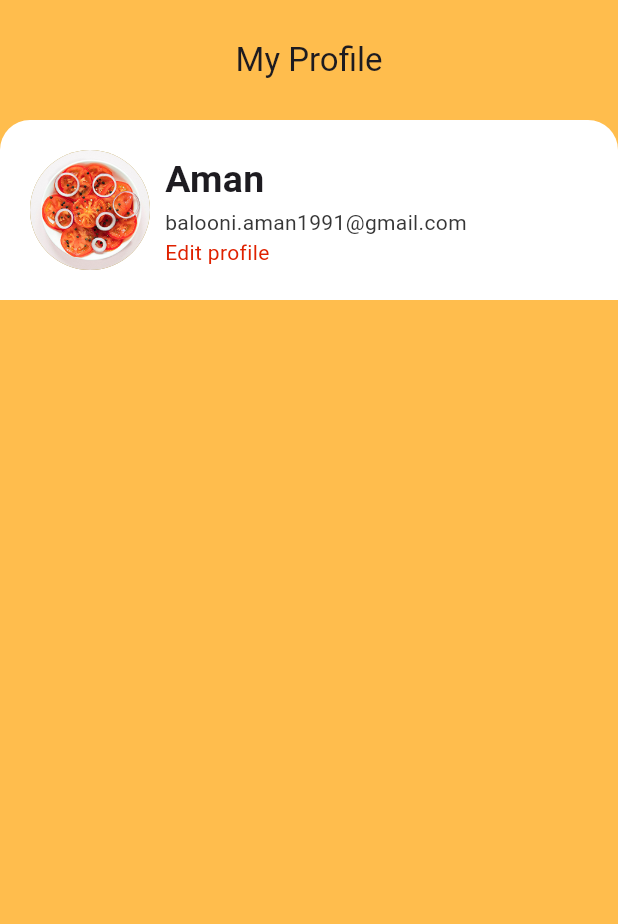
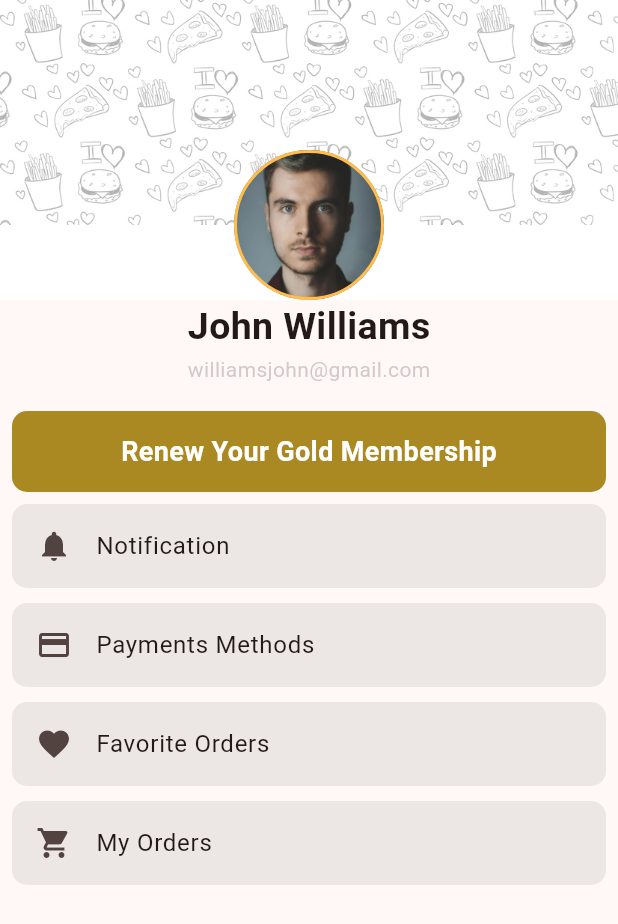
Before and after one commit to amanbalooni/fitbites, a Flutter app: the ProfileScreen screen opened directly, on a phone screen of 412 x 824 dp. Shown: the top 924 px of the screen. Run offline on Flutter 3.47's test engine with Material 3 defaults, Android fonts, the light colour scheme and no system bars; our stand-ins replace carousel_slider, dots_indicator, fluentui_icons.

Commit message:
Profile Page

```diff
--- a/lib/main.dart
+++ b/lib/main.dart
@@ -5,6 +5,7 @@ import 'package:fitbites/screens/password_screens/confirmpassword_screen.dart';
 import 'package:fitbites/screens/password_screens/forgetpassword_screen.dart';
 import 'package:fitbites/screens/signup_screen.dart';
 import 'package:fitbites/screens/welcome_screen.dart';
+import 'package:fitbites/theme/colors.dart';
 import 'package:flutter/material.dart';
 
 void main() {
@@ -21,7 +22,7 @@ class MyApp extends StatelessWidget {
       title: 'Fitbites',
       debugShowCheckedModeBanner: false,
       theme: ThemeData(
-        colorScheme: ColorScheme.fromSeed(seedColor: Colors.deepPurple),
+        colorScheme: ColorScheme.fromSeed(seedColor: ThemeColors.redColor),
         useMaterial3: true,
       ),
       home: const WelcomeScreen(),
--- a/lib/screens/bottomnavigatiobar/bottom_navigationbar.dart
+++ b/lib/screens/bottomnavigatiobar/bottom_navigationbar.dart
@@ -20,7 +20,7 @@ class _BottomNavigationWidgetState extends State<BottomNavigationWidget> {
   List pages = [
     const HomeScreen(),
     const WishListScreen(),
-    const ShoppingCartScreen(),
+    ShoppingCartScreen(),
     const ProfileScreen(),
   ];
   int currentIndex = 0;
--- a/lib/screens/main-screens/home_page/home_screen.dart
+++ b/lib/screens/main-screens/home_page/home_screen.dart
@@ -40,6 +40,9 @@ class _HomeScreenState extends State<HomeScreen> {
               decoration: BoxDecoration(
                 color: const Color(0xffDF2100),
                 borderRadius: BorderRadius.circular(40),
+                  image: DecorationImage(
+                      image: AssetImage('assets/images/profile-pic.webp'),
+                      fit: BoxFit.cover),
               ),
             )
           ],
--- a/lib/screens/main-screens/profile_screen.dart
+++ b/lib/screens/main-screens/profile_screen.dart
@@ -1,7 +1,7 @@
+
 import 'package:fitbites/theme/colors.dart';
 import 'package:flutter/cupertino.dart';
 import 'package:flutter/material.dart';
-
 import '../../theme/para_text.dart';
 import '../../theme/title_text.dart';
 
@@ -11,62 +11,120 @@ class ProfileScreen extends StatelessWidget {
   @override
   Widget build(BuildContext context) {
     return Scaffold(
-      backgroundColor: ThemeColors.yellowColor,
-      body: CustomScrollView(
-        slivers: [
-          const SliverAppBar(
-            automaticallyImplyLeading: false,
-            toolbarHeight: 80,
-            title: Row(
-              mainAxisAlignment: MainAxisAlignment.center,
+        body: Column(
       children: [
-                Text("My Profile"),
+        SizedBox(height: 200, child: _buildCustomStackWidget()),
+        TitleText(text: 'John Williams', size: 18),
+        ParaText(
+            text: "williamsjohn@gmail.com",
+            size: 14,
+            color: Colors.grey.withOpacity(0.5)),
+        const SizedBox(
+          height: 10,
+        ),
+        SizedBox(
+            width: double.infinity,
+            height: 70,
+            child: _buildMembershipWidget()),
+        Expanded(child: _buildStacksRow(),)
       ],
-            ),
-            pinned: true,
-            backgroundColor: ThemeColors.yellowColor,
-          ),
-          SliverToBoxAdapter(
-              child: Container(
-                  padding: const EdgeInsets.all(20),
-                  decoration: const BoxDecoration(
-                    color: Colors.white,
-                    borderRadius: BorderRadius.only(
-                        topLeft: Radius.circular(20),
-                        topRight: Radius.circular(20)),
-                  ),
-                  child: Column(
-                    children: [
-                      Row(
+    ));
+  }
+}
+
+Widget _buildCustomStackWidget() {
+  return Stack(
     children: [
       Container(
-                            width:80,
-                            height: 80,
+        color: Colors.white,
+      ),
+      Opacity(
+        opacity: 0.3,
+        child: Container(
+          height: 150,
+          decoration: const BoxDecoration(
+            image: DecorationImage(
+                image: AssetImage('assets/images/fast-food-pattern.jpg'),
+                fit: BoxFit.cover),
+          ),
+        ),
+      ),
+      Align(
+        alignment: Alignment.bottomCenter,
+        child: Container(
+          width: 100,
+          height: 100,
+          decoration: BoxDecoration(
+              borderRadius: BorderRadius.circular(100),
+              color: Colors.grey,
+              border: Border.all(width: 2, color: ThemeColors.yellowColor),
+              image: DecorationImage(
+                  image: AssetImage('assets/images/profile-pic.webp'),
+                  fit: BoxFit.cover)),
+        ),
+      )
+    ],
+  );
+}
+
+Widget _buildMembershipWidget() {
+  return Padding(
+    padding: const EdgeInsets.all(8.0),
+    child: Container(
       decoration: BoxDecoration(
         color: ThemeColors.goldColor,
-                              borderRadius: BorderRadius.circular(50),
-                              image: const DecorationImage(image: AssetImage("assets/images/plate-8.jpg"))
+        borderRadius: BorderRadius.circular(10),
       ),
-                          ),
-                          SizedBox(width: 10,),
-                          Column(
-                            crossAxisAlignment: CrossAxisAlignment.start,
-                            children: [
-                              TitleText(
-                                text: 'Aman',
-                                size: 25,
-                              ),
-                              ParaText(text: 'balooni.aman1991@gmail.com', size: 16, color: ThemeColors.paraColor,),
-                              ParaText(text: 'Edit profile', size: 16, color: ThemeColors.redColor,),
-                            ],
-                          ),
-                        ],
-                      ),
-
-                    ],
-                  ))),
-        ],
+      child: const Align(
+          alignment: Alignment.center,
+          child: Text(
+            'Renew Your Gold Membership',
+            style: TextStyle(
+                fontSize: 18, fontWeight: FontWeight.bold, color: Colors.white),
+          )),
     ),
   );
 }
+
+Widget _buildStacksRow() {
+  List<String> list = [
+    "Notification",
+    "Payments Methods",
+    "Favorite Orders",
+    "My Orders",
+  ];
+
+  // List of corresponding icons for each item
+  List<IconData> icons = [
+    Icons.notifications,
+    Icons.payment,
+    Icons.favorite,
+    Icons.shopping_cart,
+  ];
+
+  return ListView.builder(
+    shrinkWrap: false,
+    itemCount: list.length,
+    itemBuilder: (context, index) {
+      return GestureDetector(
+        onTap: () {
+          // Perform actions when the item is tapped
+          print("Tapped: ${list[index]}");
+          // You can add your logic here
+        },
+        child: Container(
+          margin: const EdgeInsets.only(left: 8.0, right: 8.0, bottom: 10.0),
+          decoration: BoxDecoration(
+            color: Colors.grey.withOpacity(0.2),
+            borderRadius: BorderRadius.circular(10),
+          ),
+          child: ListTile(
+            leading: Icon(icons[index]), // Using the custom icon here
+            title: Text(list[index]),
+            // Other properties like onTap or trailing can be added here if needed
+          ),
+        ),
+      );
+    },
+  );
 }
--- a/lib/screens/main-screens/shoppingcart_screen.dart
+++ b/lib/screens/main-screens/shoppingcart_screen.dart
@@ -1,10 +1,12 @@
 import 'package:flutter/cupertino.dart';
+import 'package:flutter/material.dart';
 
 class ShoppingCartScreen extends StatelessWidget {
   const ShoppingCartScreen({super.key});
 
-  @override
   Widget build(BuildContext context) {
-    return const Placeholder();
+    return Scaffold(
+
+    );
   }
 }
```
Also changed, not shown: lib/screens/main-screens/product-detail/product_detail_card.dart (added, +180 -0 lines), lib/widgets/custom_button.dart (+30 -0 lines), lib/widgets/custom_food_category.dart (added, +28 -0 lines), lib/widgets/custom_product_gallery/custom_image_card_gallery.dart (+70 -49 lines), lib/widgets/custom_quantity_widget.dart (added, +53 -0 lines), assets/images/chicken-tikka-sandwich.webp (added), assets/images/fast-food-pattern.jpg (added), assets/images/pineapplecake.webp (added), assets/images/profile-pic.webp (added), assets/images/theobroma.jpeg (added), pubspec.lock. Lines whose indentation alone changed are shown as unchanged.
